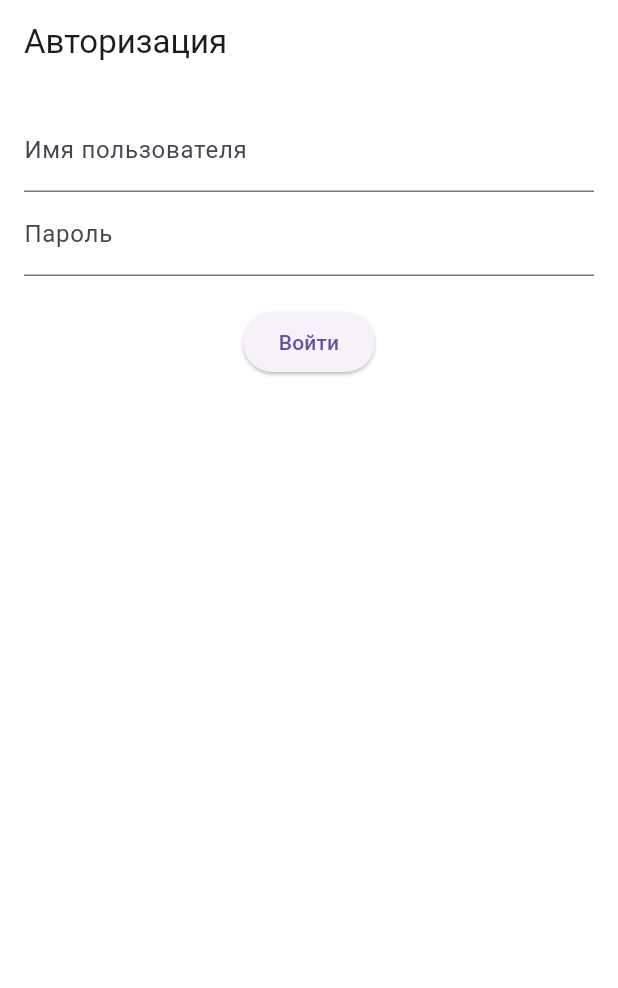
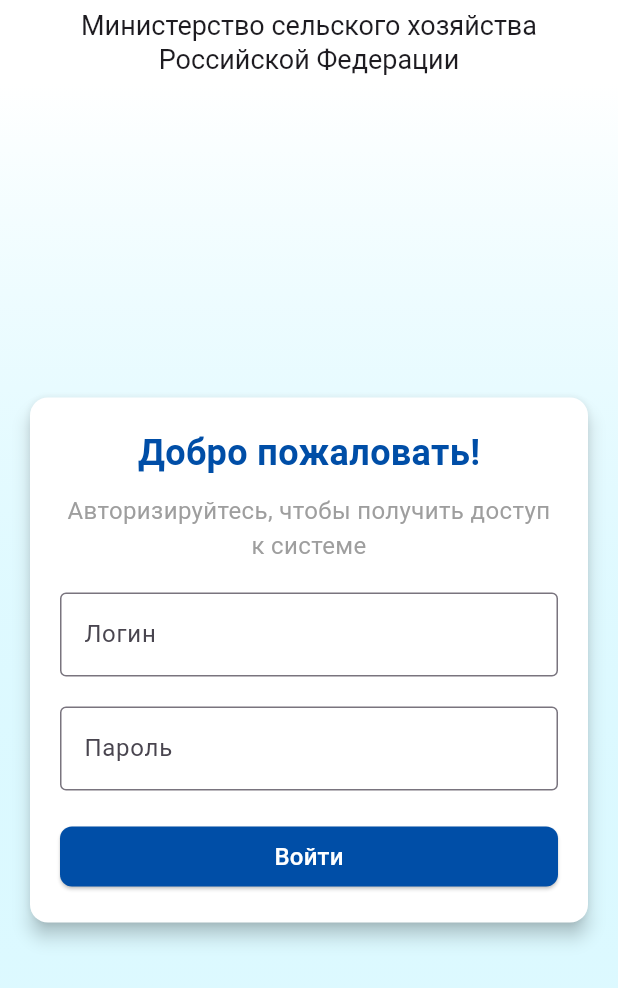
Before and after one commit to NikitaOomory/mobile_melioration, a Flutter app: the screen it shows after launch, on a phone screen of 412 x 824 dp. Shown: the top 988 px of the screen. Run offline on Flutter 3.47's test engine with Material 3 defaults, Android fonts, the phone set to English and light mode, and no system bars; our stand-ins replace dio, file_picker, hive, hive_flutter; accounts and stored records are empty.

Commit message:
Новый экран авторизации

```diff
--- a/lib/Views/Auth/LoginScreen.dart
+++ b/lib/Views/Auth/LoginScreen.dart
@@ -2,6 +2,7 @@
 
 import 'package:dio/dio.dart';
 import 'package:flutter/material.dart';
+import 'package:mobile_melioration/Widgets/MelioButton.dart';
 
 class LoginScreen extends StatefulWidget {
   @override
@@ -50,31 +51,91 @@
   Widget build(BuildContext context) {
     return Scaffold(
       appBar: AppBar(
-        title: Text('Авторизация'),
+        title: Text('Министерство сельского хозяйства Российской Федерации',
+        maxLines: 2, textAlign: TextAlign.center,
+        style: TextStyle(fontSize: 18),),
       ),
-      body: Padding(
-        padding: const EdgeInsets.all(16.0),
+      body: Container(
+        decoration: BoxDecoration(
+          gradient: LinearGradient(
+            colors: [
+              Color.fromARGB(255, 255, 255, 255),
+              Color.fromARGB(61, 146, 236, 255)
+            ],
+            begin: Alignment.topCenter,
+            end: Alignment.bottomCenter,
+          ),
+        ),
+        child: Center(
+          child: SingleChildScrollView(
+            child: Card(
+              color: Colors.white,
+              elevation: 5,
+              margin: EdgeInsets.symmetric(horizontal: 20),
+              child: Padding(
+                padding: const EdgeInsets.all(20.0),
                 child: Column(
+                  mainAxisSize: MainAxisSize.min,
                   children: [
+                    Text(
+                      'Добро пожаловать!',
+                      style: TextStyle(
+                        fontSize: 24,
+                        fontWeight: FontWeight.bold,
+                        color: Color.fromARGB(255, 0, 78, 167),
+                      ),
+                    ),
+                    SizedBox(height: 10),
+                    Text(
+                      'Авторизируйтесь, чтобы получить доступ к системе',
+                      style: TextStyle(
+                        fontSize: 16,
+                        color: Colors.grey,
+                      ),
+                      textAlign: TextAlign.center,
+                    ),
+                    SizedBox(height: 20),
                     TextField(
                       controller: _usernameController,
-              decoration: InputDecoration(labelText: 'Имя пользователя'),
+                      decoration: InputDecoration(
+                        labelText: 'Логин',
+                        border: OutlineInputBorder(),
                       ),
+                    ),
+                    SizedBox(height: 20),
                     TextField(
                       controller: _passwordController,
-              decoration: InputDecoration(labelText: 'Пароль'),
+                      decoration: InputDecoration(
+                        labelText: 'Пароль',
+                        border: OutlineInputBorder(),
+                      ),
                       obscureText: true,
                     ),
                     SizedBox(height: 20),
                     ElevatedButton(
-              onPressed: () {
-                final username = _usernameController.text;
-                final password = _passwordController.text;
-                login(username, password);
+                      onPressed: (){
+                        login(_usernameController.text, _passwordController.text);
                       },
-              child: Text('Войти'),
+                      child: Text(
+                        "Войти",
+                        style: TextStyle(
+                          color: Colors.white, // Цвет текста
+                          fontSize: 16, // Размер текста
+                        ),
+                      ),
+                      style: ElevatedButton.styleFrom(
+                        backgroundColor: Color.fromARGB(255, 0, 78, 167), // Цвет фона кнопки
+                        shape: RoundedRectangleBorder(
+                          borderRadius: BorderRadius.circular(8), // Закругление краёв
+                        ),
+                        minimumSize: Size(double.infinity, 40), // Ширина кнопки
+                      ),
                     ),
                   ],
+                ),
+              ),
+            ),
+          ),
         ),
       ),
     );
--- /dev/null
+++ b/lib/Widgets/MelioButton.dart
@@ -0,0 +1,31 @@
+import 'package:flutter/cupertino.dart';
+import 'package:flutter/material.dart';
+
+class MelioButton extends StatelessWidget{
+
+  final VoidCallback onTap;
+  late String text;
+
+  @override
+  Widget build(BuildContext context) {
+    return ElevatedButton(
+      onPressed: () => onTap,
+      child: Text(
+        text,
+        style: TextStyle(
+          color: Colors.white, // Цвет текста
+          fontSize: 16, // Размер текста
+        ),
+      ),
+      style: ElevatedButton.styleFrom(
+        backgroundColor: Colors.blue, // Цвет фона кнопки
+        shape: RoundedRectangleBorder(
+          borderRadius: BorderRadius.circular(15), // Закругление краёв
+        ),
+        minimumSize: Size(double.infinity, 40), // Ширина кнопки
+      ),
+    );
+  }
+
+  MelioButton(this.onTap, this.text);
+}
```
Lines whose indentation alone changed are shown as unchanged.
